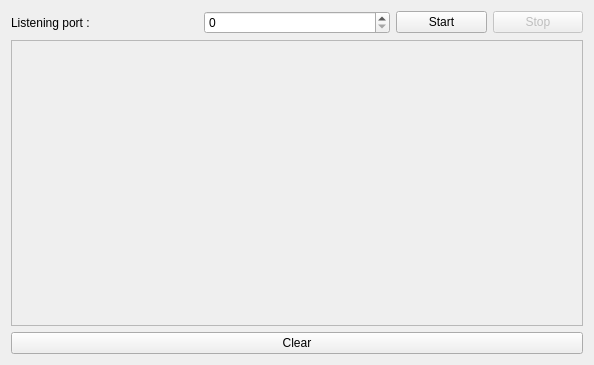
Above: CPP/ServerDocuments/MainWindow.ui from N4k1m/M18-OS before the change. Below: the same form after it.
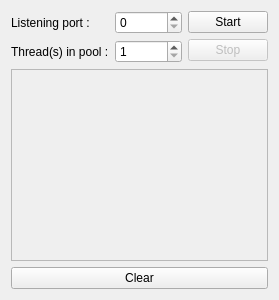
That is the form after the change.

Commit message: CPP : ServerDocuments - ajout du widget pour renseigner le nombre de threads dans le pool

Patch:
```diff
--- a/CPP/ServerDocuments/MainWindow.ui
+++ b/CPP/ServerDocuments/MainWindow.ui
@@ -2,14 +2,6 @@
 <ui version="4.0">
  <class>MainWindow</class>
  <widget class="QWidget" name="MainWindow">
-  <property name="geometry">
-   <rect>
-    <x>0</x>
-    <y>0</y>
-    <width>594</width>
-    <height>365</height>
-   </rect>
-  </property>
   <property name="windowTitle">
    <string>Server Documents</string>
   </property>
@@ -17,13 +9,15 @@
    <item>
     <layout class="QHBoxLayout" name="horizontalLayout_2">
      <item>
+      <layout class="QGridLayout" name="gridLayoutHeaderLeft">
+       <item row="0" column="0">
       <widget class="QLabel" name="labelPort">
        <property name="text">
         <string>Listening port :</string>
        </property>
       </widget>
      </item>
-     <item>
+       <item row="0" column="1">
       <widget class="QSpinBox" name="spinBoxPort">
        <property name="accelerated">
         <bool>true</bool>
@@ -33,16 +27,38 @@
        </property>
       </widget>
      </item>
+       <item row="1" column="0">
+        <widget class="QLabel" name="labelThreadsPool">
+         <property name="text">
+          <string>Thread(s) in pool :</string>
+         </property>
+        </widget>
+       </item>
+       <item row="1" column="1">
+        <widget class="QSpinBox" name="spinBoxThreadsPool">
+         <property name="accelerated">
+          <bool>true</bool>
+         </property>
+         <property name="minimum">
+          <number>1</number>
+         </property>
+         <property name="maximum">
+          <number>99999999</number>
+         </property>
+        </widget>
+       </item>
+      </layout>
+     </item>
      <item>
-      <layout class="QHBoxLayout" name="horizontalLayout">
-       <item>
+      <layout class="QGridLayout" name="gridLayoutHeaderRight">
+       <item row="0" column="0">
         <widget class="QPushButton" name="pushButtonStart">
          <property name="text">
           <string>Start</string>
          </property>
         </widget>
        </item>
-       <item>
+       <item row="1" column="0">
         <widget class="QPushButton" name="pushButtonStop">
          <property name="enabled">
           <bool>false</bool>
```
Left out of the diff: 4 changed lines with no effect on the pictures. Lines whose indentation alone changed are shown as unchanged.
